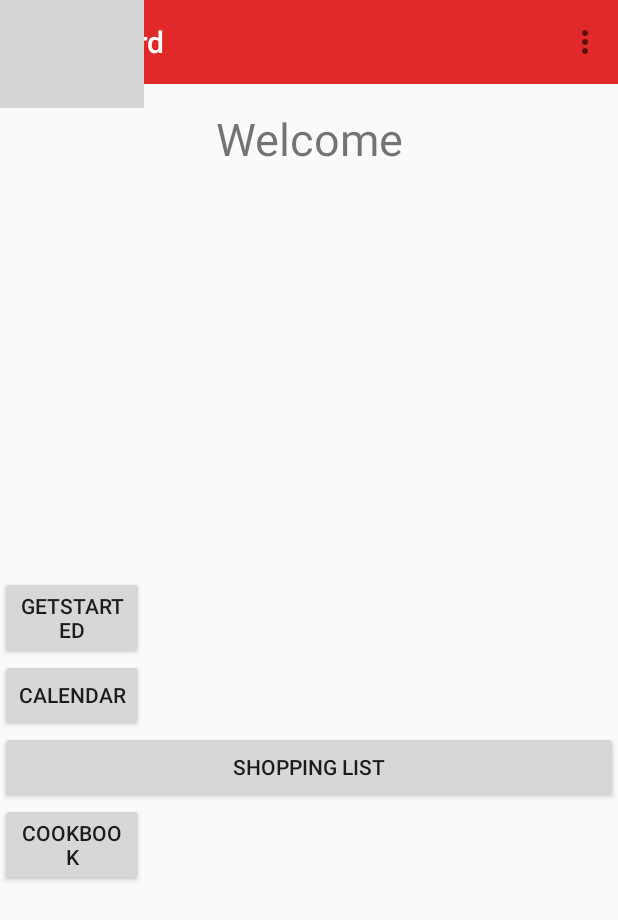
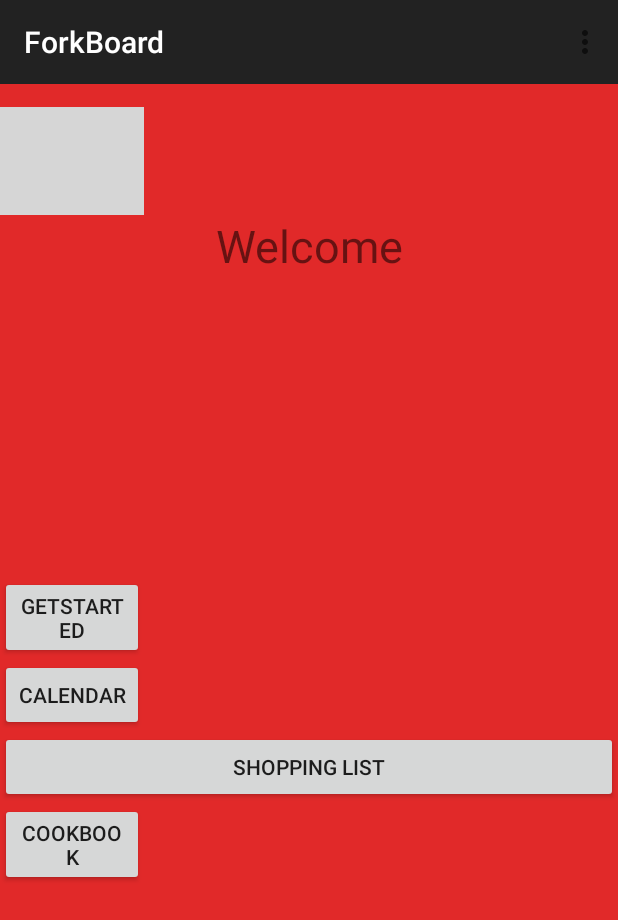
Before and after one commit to jkalldre/ForkBoard, an Android app: the screen it shows after launch (MainActivity), on a phone screen of 412 x 824 dp. Shown: the top 920 px of the screen. Run offline under Robolectric (Android 15) with nearby library versions, the phone set to English and light mode, and no system bars; 2 statements that could not run were skipped; grey boxes are pictures that could not be loaded.

Commit message:
updated UI

```diff
--- a/app/src/main/java/com/forkboard/forkboard/MainActivity.java
+++ b/app/src/main/java/com/forkboard/forkboard/MainActivity.java
@@ -20,11 +20,11 @@ public class MainActivity extends AppCompatActivity {
         setContentView(R.layout.activity_main);
         Toolbar tb = (Toolbar) findViewById(R.id.my_toolbar);
         setSupportActionBar(tb);
-        tb.setTitle("ForkBoard");
+
 
         //stuff janine added
-       // Intent intent = new Intent(this, LoginActivity.class);
-        //startActivity(intent);
+        Intent intent = new Intent(this, LoginActivity.class);
+        startActivity(intent);
     }
 
     @Override
--- a/app/src/main/res/layout/activity_main.xml
+++ b/app/src/main/res/layout/activity_main.xml
@@ -7,10 +7,11 @@
     android:layout_height="match_parent"
     android:layout_weight="2"
     tools:context="com.forkboard.forkboard.MainActivity"
-
+    android:background="@color/primary_dark"
     android:id="@+id/background">
 
-    <include layout="@layout/my_toolbar" />
+    <include layout="@layout/my_toolbar"
+        android:id="@+id/my_toolbar" />
 
     // stuff janine added
     <ImageView android:src="@drawable/fork"
@@ -18,8 +19,8 @@
         android:layout_height="72dp"
         android:layout_gravity="center_horizontal"
         android:id="@+id/imageView"
-        android:layout_alignParentTop="true"
-        android:layout_alignParentLeft="true"
+        android:layout_below="@+id/my_toolbar"
+        android:layout_marginTop="15dp"
         android:layout_alignParentStart="true" />
 
     <TextView android:text="Welcome" android:layout_width="wrap_content"
--- a/app/src/main/res/layout/my_toolbar.xml
+++ b/app/src/main/res/layout/my_toolbar.xml
@@ -1,7 +1,7 @@
 <?xml version="1.0" encoding="utf-8"?>
 <android.support.v7.widget.Toolbar xmlns:android="http://schemas.android.com/apk/res/android"
     xmlns:app="http://schemas.android.com/apk/res-auto"
-    android:background="@color/primary_dark"
+    android:background="@color/jet"
     android:layout_width="fill_parent"
     android:layout_height="wrap_content"
     app:titleTextColor="@color/accent"
```
